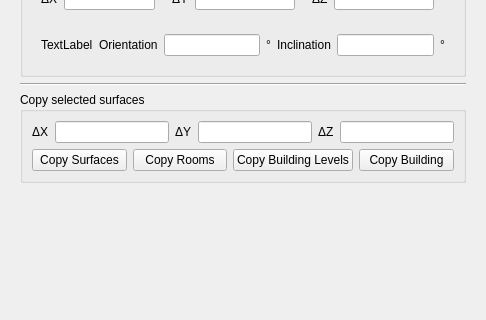
Above: SIM-VICUS/src/SVPropEditGeometry.ui from ghorwin/SIM-VICUS before the change; both pictures show x 0 to 486 and y 164 to 484 of the 486 by 627 pixel window. Below: the same form after it.
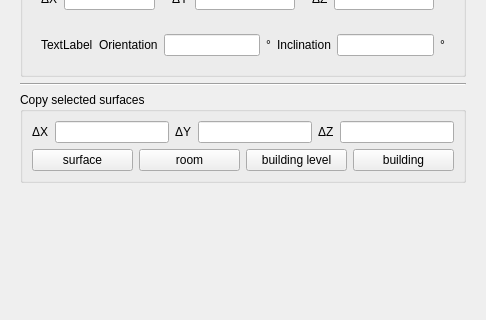
That is the form after the change. Icons and pictures are not drawn. Custom widgets are drawn as their Qt base class.

Commit message: Updated Copying Functions with new functionality for rooms

The edit to the form file:
```diff
--- a/SIM-VICUS/src/SVPropEditGeometry.ui
+++ b/SIM-VICUS/src/SVPropEditGeometry.ui
@@ -551,28 +551,28 @@
             <item>
              <widget class="QPushButton" name="pushButtonCopySurfaces">
               <property name="text">
-               <string>Copy Surfaces</string>
+               <string>surface</string>
               </property>
              </widget>
             </item>
             <item>
              <widget class="QPushButton" name="pushCopyRooms">
               <property name="text">
-               <string>Copy Rooms</string>
+               <string>room</string>
               </property>
              </widget>
             </item>
             <item>
              <widget class="QPushButton" name="pushButtonCopyBuildingLvls">
               <property name="text">
-               <string>Copy Building Levels</string>
+               <string>building level</string>
               </property>
              </widget>
             </item>
             <item>
              <widget class="QPushButton" name="pushButtonCopyBuilding">
               <property name="text">
-               <string>Copy Building</string>
+               <string>building</string>
               </property>
              </widget>
             </item>
```
Left out of the diff: 4 changed lines with no effect on the pictures. The commit also changes 7 other files.
